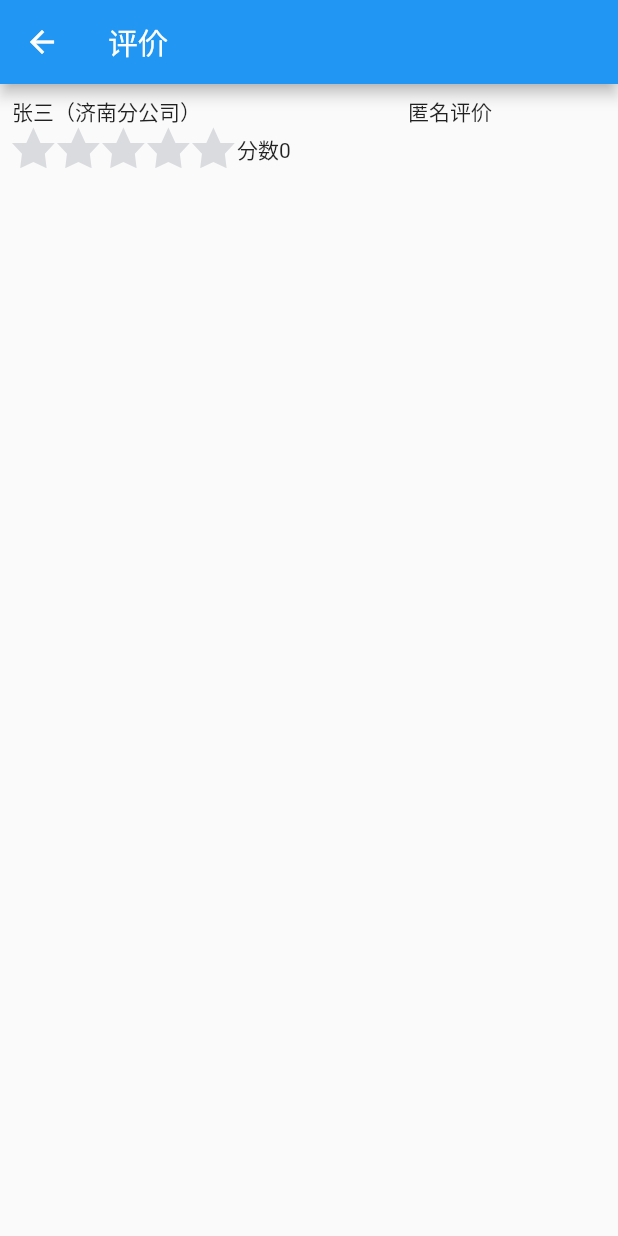
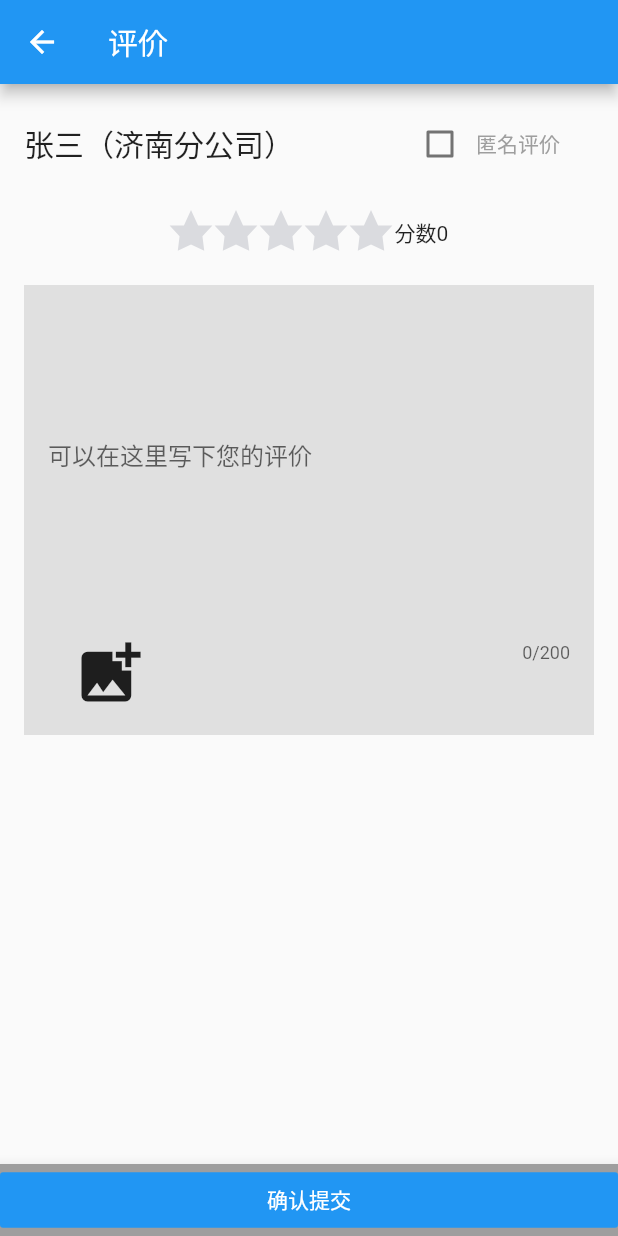
Before and after one commit to hwySensible/repair_app, a Flutter app: the RepairScore screen opened directly, on a phone screen of 412 x 824 dp. Run offline on Flutter 3.47's test engine with Material 2 defaults, Android fonts, the phone set to English and light mode, and no system bars; our stand-ins replace cached_network_image, dio, fluttertoast, shared_preferences; missing offline and left inert: flukit; accounts and stored records are empty; generated files the repository leaves out were written again; network calls fail.

Commit message:
修改评分页面

```diff
--- a/lib/widgets/repair/repair_score.dart
+++ b/lib/widgets/repair/repair_score.dart
@@ -1,5 +1,7 @@
 import 'package:flutter/material.dart';
 import 'package:repair_app/common/rating_bar.dart';
+
+import '../../index.dart';
 
 class RepairScore extends StatefulWidget  {
 
@@ -13,6 +15,7 @@ class RepairScore extends StatefulWidget  {
 
 class _ratingBody extends State<RepairScore> {
   int _value = 0;
+  bool isChecked = false;
   @override
   Widget build(BuildContext context) {
     // TODO: implement build
@@ -22,32 +25,51 @@ class _ratingBody extends State<RepairScore> {
       ),
       body: Padding(
         padding: EdgeInsets.all(8.0),
+        child: Center(
           child: Container(
-          // decoration: BoxDecoration(// 设置子控件背后装饰
-          //   boxShadow: <BoxShadow>[
-          //     BoxShadow(
-          //       color: Colors.white,
-          //       blurRadius: 2.0
-          //     )
-          //   ]
-          // ),
+            margin: EdgeInsets.all(8.0),
+            // color: Colors.amber[600],
+            // width: 100.0,
+            // height: 100.0,
               // color: Colors.blue[50],
             child: Column(
-                    crossAxisAlignment: CrossAxisAlignment.start,
+                mainAxisAlignment: MainAxisAlignment.start,
                 children: <Widget>[
-                      Row(
+                  Container(
+                    // padding: EdgeInsets.all(8.0),
+                    child: Row(
                       children: <Widget>[
                         Expanded(
                           flex: 2,
-                            child: Text('张三（济南分公司）'),
+                          child: Text('张三（济南分公司）', style: TextStyle(fontSize: 20.0),),
                         ),
                         Expanded(
                           flex: 1,
-                            child: Text('匿名评价'),
+                          child: Row(
+                            children: <Widget>[
+                              Checkbox(
+                                // tristate: false,
+                                value: isChecked,
+                                activeColor: Provider.of<ThemeModel>(context).theme,
+                                onChanged: (bool bo){
+                                  setState(() {
+                                    this.isChecked = !this.isChecked;
+                                  });
+                                },
+                              ),
+                              Text('匿名评价', style: TextStyle(color: Colors.grey[500]),),
+                            ],
+                          ),
                         )
                       ],
                   ),
-                      Row(
+                  ),
+                  Container(
+                    height: 20.0,
+                  ),
+                  Container(
+                    child: Row(
+                      mainAxisAlignment: MainAxisAlignment.center,
                       children: <Widget>[
                         new RatingBar(
                           size: 30.0,
@@ -61,9 +83,56 @@ class _ratingBody extends State<RepairScore> {
                         new Text("分数${_value}"),
                       ],
                     ),
+                  ),
+                  Container(
+                    height: 20.0,
+                  ),
+                  Container(
+                    padding: EdgeInsets.fromLTRB(16.0, 0.0, 16.0, 0.0),
+                    height: 300.0,
+                    color: Colors.grey[300],
+                    child: new Stack(
+                      children: <Widget>[
+                        TextField(
+                          maxLines: 10,
+                          maxLength: 200,
+                          decoration: InputDecoration(
+                            labelText: '可以在这里写下您的评价',
+                            border: InputBorder.none,
+                          ),
+                        ),
+                        Positioned(
+                          left: 8.0,
+                          bottom: 8.0,
+                          child: IconButton(
+                            iconSize: 50.0,
+                            icon: Icon(Icons.add_photo_alternate),
+                            onPressed: () {},
+                          ),
+                        ),
+                      ],
+                    ),
+
+                  ),
                 ],
               ),
             ),
+        )
+      ),
+      bottomNavigationBar: BottomAppBar(
+        // notchMargin: 6,
+        color: Colors.grey,
+        // shape: CircularNotchedRectangle(),
+        child: Container(
+          child: FlatButton(
+            child: Text('确认提交'),
+            onPressed: () {},
+            textColor: Colors.white,
+            splashColor: Colors.blueGrey,
+            color: Provider.of<ThemeModel>(context).theme,
+            padding: EdgeInsets.all(8.0),
+        ),
+        )
       ),
     );
   }
--- a/lib/widgets/repair/repair_send.dart
+++ b/lib/widgets/repair/repair_send.dart
@@ -225,7 +225,7 @@ class repairBody extends StatelessWidget {
             ),
           ),
         Container(
-          padding: EdgeInsets.all(10.0),
+          padding: EdgeInsets.all(8.0),
           child: Row(
             mainAxisAlignment: MainAxisAlignment.center,
             children: <Widget>[
```
Lines whose indentation alone changed are shown as unchanged.
